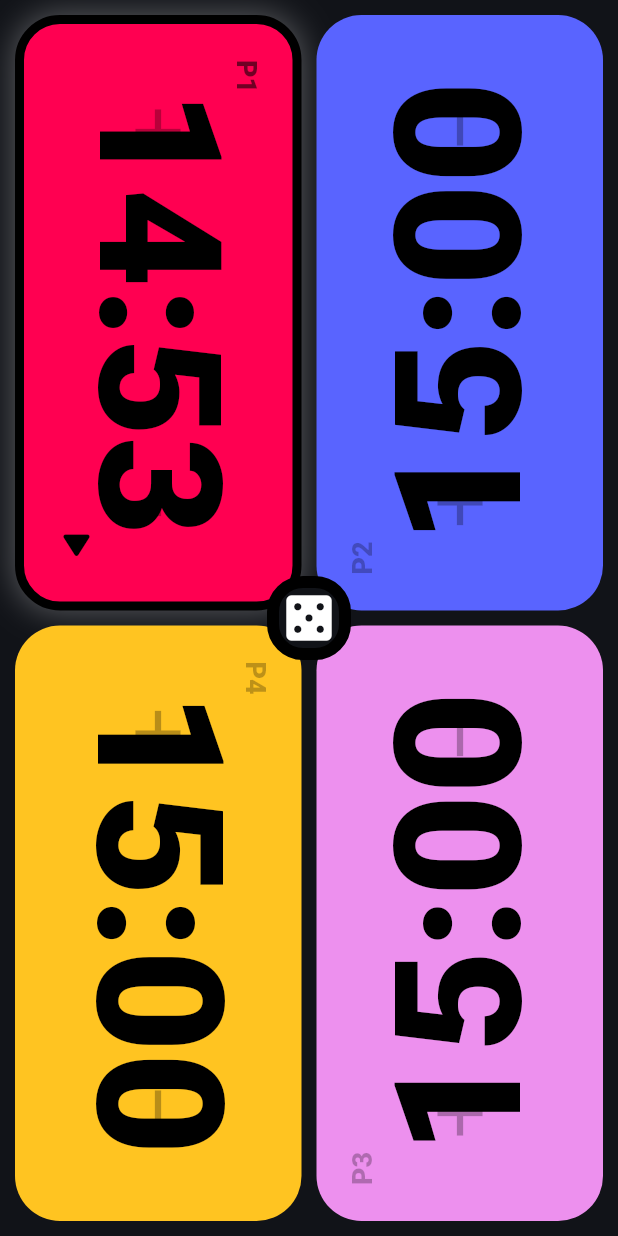
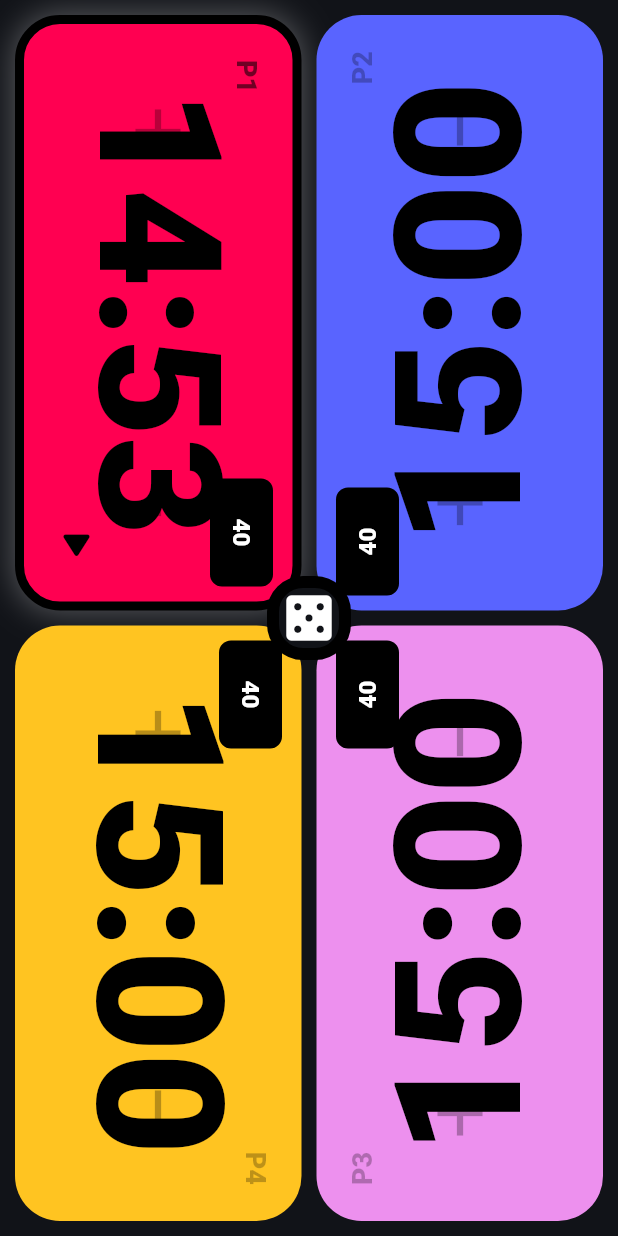
Before and after one commit to KD2Ex/edh_chess_clock, a Flutter app: the screen it shows after launch, on a phone screen of 412 x 824 dp. Run offline on Flutter 3.47's test engine with Material 3 defaults, Android fonts, the phone set to English and light mode, and no system bars.

Commit message:
Life tracking added

```diff
--- a/lib/main.dart
+++ b/lib/main.dart
@@ -42,8 +42,10 @@ class _ClockTableScreenState extends State<ClockTableScreen> {
   ];
 
   final List<Duration> _remaining = List.generate(4, (_) => _startingTime);
+  final List<int> _lifeTotals = List.generate(4, (_) => 40);
   late final Timer _timer;
   int _activePlayer = 0;
+  int? _lifeControlsPlayer;
 
   @override
   void initState() {
@@ -70,6 +72,19 @@ class _ClockTableScreenState extends State<ClockTableScreen> {
 
     setState(() {
       _activePlayer = (_activePlayer + 1) % _remaining.length;
+    });
+  }
+
+  void _toggleLifeControls(int playerIndex) {
+    setState(() {
+      _lifeControlsPlayer =
+          _lifeControlsPlayer == playerIndex ? null : playerIndex;
+    });
+  }
+
+  void _changeLife(int playerIndex, int delta) {
+    setState(() {
+      _lifeTotals[playerIndex] += delta;
     });
   }
 
@@ -144,9 +159,7 @@ class _ClockTableScreenState extends State<ClockTableScreen> {
               ),
             ),
           ],
-        ),
-      ),
-    );
+      )));
   }
 
   Widget _buildClockTile(int gridIndex) {
@@ -154,10 +167,15 @@ class _ClockTableScreenState extends State<ClockTableScreen> {
     return PlayerClockTile(
       color: _playerColors[playerIndex],
       remaining: _remaining[playerIndex],
+      lifeTotal: _lifeTotals[playerIndex],
       isActive: playerIndex == _activePlayer,
+      isLifeTracking: playerIndex == _lifeControlsPlayer,
       playerNumber: playerIndex + 1,
       quarterTurns: gridIndex.isEven ? 1 : 3,
+      isEven: gridIndex.isEven,
       onTap: () => _passPriority(playerIndex),
+      onLifePressed: () => _toggleLifeControls(playerIndex),
+      onLifeChanged: (delta) => _changeLife(playerIndex, delta),
     );
   }
 }
@@ -167,22 +185,31 @@ class PlayerClockTile extends StatelessWidget {
     super.key,
     required this.color,
     required this.remaining,
+    required this.lifeTotal,
     required this.isActive,
+    required this.isLifeTracking,
     required this.playerNumber,
     required this.quarterTurns,
+    required this.isEven,
     required this.onTap,
+    required this.onLifePressed,
+    required this.onLifeChanged,
   });
 
   final Color color;
   final Duration remaining;
+  final int lifeTotal;
   final bool isActive;
+  final bool isLifeTracking;
   final int playerNumber;
   final int quarterTurns;
+  final bool isEven;
   final VoidCallback onTap;
+  final VoidCallback onLifePressed;
+  final ValueChanged<int> onLifeChanged;
 
   @override
   Widget build(BuildContext context) {
-    final markColor = Colors.black.withValues(alpha: 0.28);
     final tile = AnimatedContainer(
       duration: const Duration(milliseconds: 180),
       curve: Curves.easeOut,
@@ -204,12 +231,83 @@ class PlayerClockTile extends StatelessWidget {
       ),
       child: Material(
         color: Colors.transparent,
+        child: Stack(
+          fit: StackFit.expand,
+          children: [
+            if (!isLifeTracking)
+              Positioned.fill(
                 child: InkWell(
                   borderRadius: BorderRadius.circular(30),
                   onTap: onTap,
-          child: Stack(
-            fit: StackFit.expand,
+                ),
+              ),
+            if (isLifeTracking) _buildLifeAdjusters() else ..._buildMarks(),
+            _buildTimerText(),
+            if (isLifeTracking)
+              IgnorePointer(
+                child: Center(
+                  child: Container(
+                    padding: const EdgeInsets.symmetric(
+                      horizontal: 28,
+                      vertical: 10,
+                    ),
+                    decoration: BoxDecoration(
+                      color: Colors.black,
+                      borderRadius: BorderRadius.circular(8),
+                    ),
+                    child: Text(
+                      '$lifeTotal',
+                      style: const TextStyle(
+                        color: Colors.white,
+                        fontSize: 72,
+                        fontWeight: FontWeight.w900,
+                        height: 1,
+                        letterSpacing: 0,
+                      ),
+                    ),
+                  ),
+                ),
+              ),
+            _buildPlayerLabel(),
+            _buildActiveIndicator(),
+            _buildLifeButton(),
+          ],
+        ),
+      ),
+    );
+
+    if (quarterTurns == 0) {
+      return tile;
+    }
+
+    return RotatedBox(quarterTurns: quarterTurns, child: tile);
+  }
+
+  Widget _buildLifeAdjusters() {
+    return Positioned.fill(
+      child: Row(
         children: [
+          Expanded(
+            child: _LifeAdjustButton(
+              icon: Icons.add,
+              onTap: () => onLifeChanged(1),
+            ),
+          ),
+          Expanded(
+            child: _LifeAdjustButton(
+              icon: Icons.remove,
+              onTap: () => onLifeChanged(-1),
+            ),
+          ),
+        ],
+      ),
+    );
+  }
+
+  List<Widget> _buildMarks() {
+    final markColor = Colors.black.withValues(alpha: 0.28);
+
+    return [
       Positioned(
         left: 46,
         top: 0,
@@ -226,7 +324,12 @@ class PlayerClockTile extends StatelessWidget {
           child: _DecorativeMark(icon: Icons.remove, color: markColor),
         ),
       ),
-              Center(
+    ];
+  }
+
+  Widget _buildTimerText() {
+    return IgnorePointer(
+      child: Center(
         child: Padding(
           padding: const EdgeInsets.symmetric(horizontal: 44),
           child: FittedBox(
@@ -246,9 +349,15 @@ class PlayerClockTile extends StatelessWidget {
           ),
         ),
       ),
-              Positioned(
-                left: 24,
+    );
+  }
+
+  Widget _buildPlayerLabel() {
+    return Positioned(
+      right: playerNumber.isEven ? 24 : null,
+      left: playerNumber.isEven ? null : 24,
       top: 18,
+      child: IgnorePointer(
         child: AnimatedOpacity(
           duration: const Duration(milliseconds: 180),
           opacity: isActive ? 1 : 0.46,
@@ -263,9 +372,14 @@ class PlayerClockTile extends StatelessWidget {
           ),
         ),
       ),
-              Positioned(
+    );
+  }
+
+  Widget _buildActiveIndicator() {
+    return Positioned(
       right: 22,
       bottom: 18,
+      child: IgnorePointer(
         child: AnimatedOpacity(
           duration: const Duration(milliseconds: 180),
           opacity: isActive ? 1 : 0,
@@ -276,17 +390,19 @@ class PlayerClockTile extends StatelessWidget {
           ),
         ),
       ),
-            ],
-          ),
-        ),
+    );
+  }
+
+  Widget _buildLifeButton() {
+    return Positioned(
+      left: playerNumber.isEven ? 10 : null,
+      right: playerNumber.isEven ? null : 10,
+      top: 10,
+      child: _LifeButton(
+        lifeTotal: lifeTotal,
+        onPressed: onLifePressed,
       ),
     );
-
-    if (quarterTurns == 0) {
-      return tile;
-    }
-
-    return RotatedBox(quarterTurns: quarterTurns, child: tile);
   }
 
   static String _formatDuration(Duration duration) {
@@ -305,6 +421,61 @@ class PlayerClockTile extends StatelessWidget {
   static String _twoDigits(int value) => value.toString().padLeft(2, '0');
 }
 
+class _LifeButton extends StatelessWidget {
+  const _LifeButton({required this.lifeTotal, required this.onPressed});
+
+  final int lifeTotal;
+  final VoidCallback onPressed;
+
+  @override
+  Widget build(BuildContext context) {
+    return FilledButton(
+      style: FilledButton.styleFrom(
+        backgroundColor: Colors.black,
+        foregroundColor: Colors.white,
+        minimumSize: const Size(72, 42),
+        padding: const EdgeInsets.symmetric(horizontal: 16),
+        shape: RoundedRectangleBorder(borderRadius: BorderRadius.circular(8)),
+      ),
+      onPressed: onPressed,
+      child: Text(
+        '$lifeTotal',
+        style: const TextStyle(
+          fontSize: 16,
+          fontWeight: FontWeight.w900,
+          letterSpacing: 0,
+        ),
+      ),
+    );
+  }
+}
+
+class _LifeAdjustButton extends StatelessWidget {
+  const _LifeAdjustButton({required this.icon, required this.onTap});
+
+  final IconData icon;
+  final VoidCallback onTap;
+
+  @override
+  Widget build(BuildContext context) {
+    return Material(
+      color: Colors.black.withValues(alpha: 0.08),
+      child: InkWell(
+        onTap: onTap,
+        child: SizedBox.expand(
+          child: Center(
+            child: Icon(
+              icon,
+              color: Colors.black.withValues(alpha: 0.42),
+              size: 76,
+            ),
+          ),
+        ),
+      ),
+    );
+  }
+}
+
 class _DecorativeMark extends StatelessWidget {
   const _DecorativeMark({required this.icon, required this.color});
 
```
Lines whose indentation alone changed are shown as unchanged.
